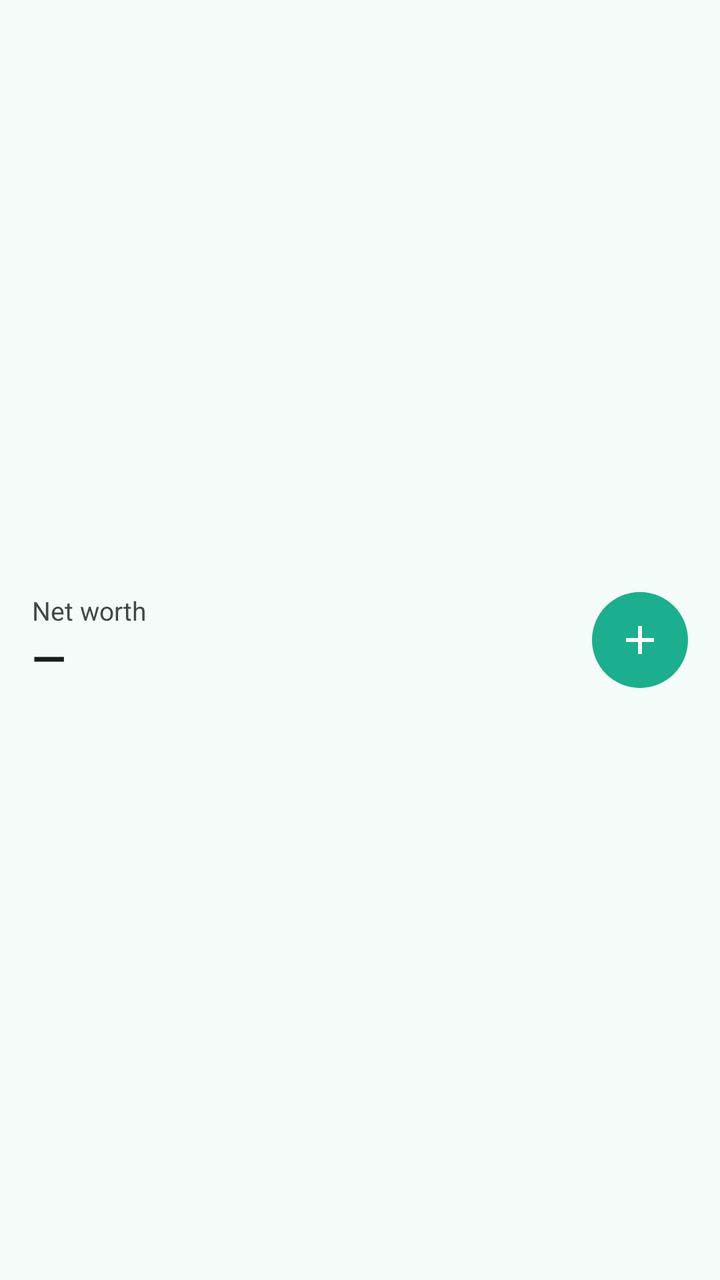
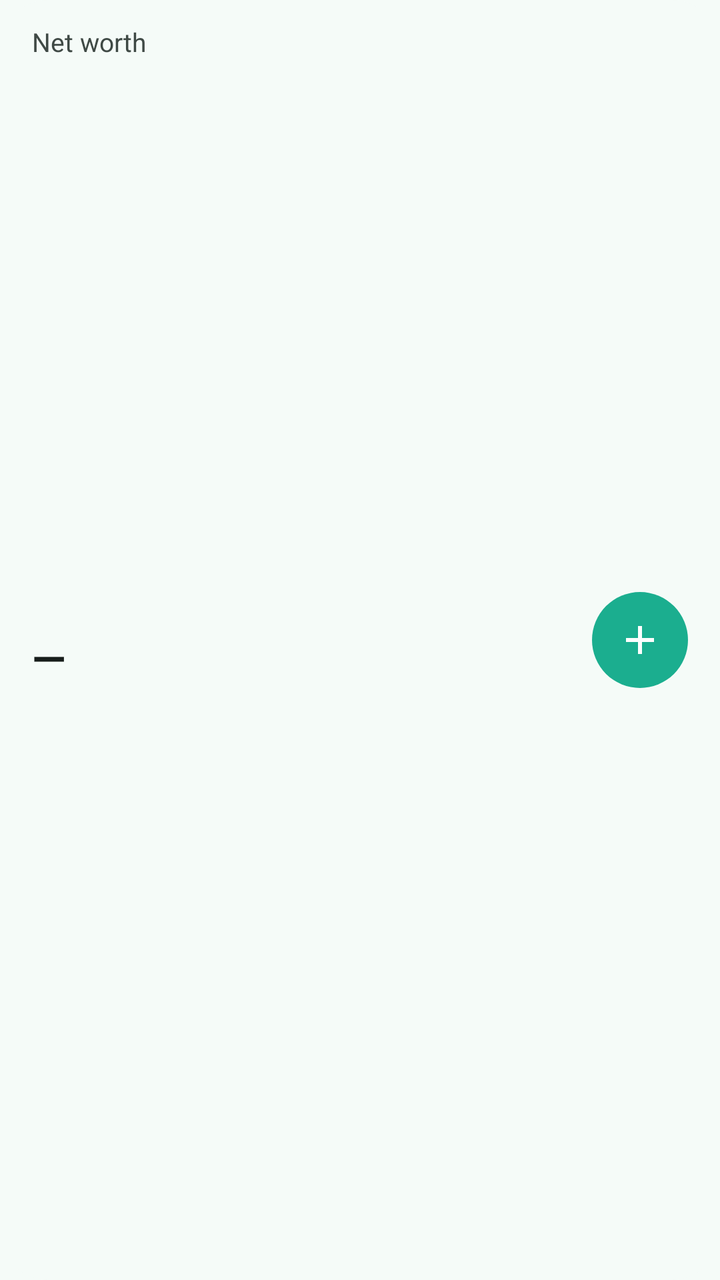

Two renders of the same Android screen: before a commit and after it. Below are the layout's source before the change and the commit's diff.
<!-- AndroidManifest.xml: application theme Theme.DoubleEntry -->
<!-- res/layout/widget_net_worth.xml -->
<?xml version="1.0" encoding="utf-8"?>
<LinearLayout xmlns:android="http://schemas.android.com/apk/res/android"
    android:id="@+id/widget_root"
    android:layout_width="match_parent"
    android:layout_height="match_parent"
    android:background="@drawable/widget_background"
    android:gravity="center_vertical"
    android:orientation="horizontal"
    android:padding="16dp">

    <LinearLayout
        android:layout_width="0dp"
        android:layout_height="wrap_content"
        android:layout_weight="1"
        android:orientation="vertical">

        <TextView
            android:layout_width="wrap_content"
            android:layout_height="wrap_content"
            android:text="@string/widget_label"
            android:textColor="@color/widget_text_secondary"
            android:textSize="13sp" />

        <TextView
            android:id="@+id/widget_amount"
            android:layout_width="wrap_content"
            android:layout_height="wrap_content"
            android:ellipsize="end"
            android:fontFeatureSettings="tnum"
            android:maxLines="1"
            android:text="@string/widget_placeholder"
            android:textColor="@color/widget_text"
            android:textSize="22sp"
            android:textStyle="bold" />
    </LinearLayout>

    <ImageButton
        android:id="@+id/widget_add"
        android:layout_width="48dp"
        android:layout_height="48dp"
        android:layout_marginStart="12dp"
        android:background="@drawable/widget_button"
        android:contentDescription="@string/widget_add"
        android:src="@drawable/ic_widget_add" />
</LinearLayout>
<!-- resources referenced by this layout -->
<resources>
  <color name="widget_text">#171D1B</color>
  <color name="widget_text_secondary">#3F4945</color>
  <!-- drawable ic_widget_add (drawable) -->
  <?xml version="1.0" encoding="utf-8"?>
  <vector xmlns:android="http://schemas.android.com/apk/res/android"
      android:width="24dp"
      android:height="24dp"
      android:viewportWidth="24"
      android:viewportHeight="24">
      <path
          android:fillColor="@color/widget_on_accent"
          android:pathData="M19,13h-6v6h-2v-6H5v-2h6V5h2v6h6v2z" />
  </vector>
  <!-- drawable widget_background (drawable) -->
  <?xml version="1.0" encoding="utf-8"?>
  <shape xmlns:android="http://schemas.android.com/apk/res/android" android:shape="rectangle">
      <solid android:color="@color/widget_background" />
      <corners android:radius="24dp" />
  </shape>
  <!-- drawable widget_button (drawable) -->
  <?xml version="1.0" encoding="utf-8"?>
  <shape xmlns:android="http://schemas.android.com/apk/res/android" android:shape="oval">
      <solid android:color="@color/widget_accent" />
  </shape>
  <string name="widget_add">New transaction</string>
  <string name="widget_label">Net worth</string>
  <string name="widget_placeholder">—</string>
  <style name="Theme.DoubleEntry" parent="android:Theme.Material.Light.NoActionBar">
          <item name="android:windowBackground">@color/window_background</item>
          <item name="android:statusBarColor">@android:color/transparent</item>
          <item name="android:navigationBarColor">@android:color/transparent</item>
      </style>
  <color name="widget_on_accent">#FFFFFF</color>
  <color name="widget_background">#F5FBF8</color>
  <color name="widget_accent">#1BAE8F</color>
  <color name="window_background">#F5FBF8</color>
</resources>

<!-- the commit's change to res/layout/widget_net_worth.xml (unified diff, before → after) -->
@@ -6,31 +6,39 @@
     android:background="@drawable/widget_background"
     android:gravity="center_vertical"
     android:orientation="horizontal"
-    android:padding="16dp">
+    android:paddingHorizontal="16dp"
+    android:paddingVertical="12dp">
 
+    
     <LinearLayout
         android:layout_width="0dp"
-        android:layout_height="wrap_content"
+        android:layout_height="match_parent"
         android:layout_weight="1"
         android:orientation="vertical">
 
         <TextView
             android:layout_width="wrap_content"
             android:layout_height="wrap_content"
+            android:ellipsize="end"
+            android:maxLines="1"
             android:text="@string/widget_label"
             android:textColor="@color/widget_text_secondary"
             android:textSize="13sp" />
 
         <TextView
             android:id="@+id/widget_amount"
-            android:layout_width="wrap_content"
-            android:layout_height="wrap_content"
+            android:layout_width="match_parent"
+            android:layout_height="0dp"
+            android:layout_weight="1"
+            android:autoSizeMaxTextSize="22sp"
+            android:autoSizeMinTextSize="12sp"
+            android:autoSizeTextType="uniform"
             android:ellipsize="end"
+            android:gravity="center_vertical"
             android:fontFeatureSettings="tnum"
             android:maxLines="1"
             android:text="@string/widget_placeholder"
             android:textColor="@color/widget_text"
-            android:textSize="22sp"
             android:textStyle="bold" />
     </LinearLayout>
 
